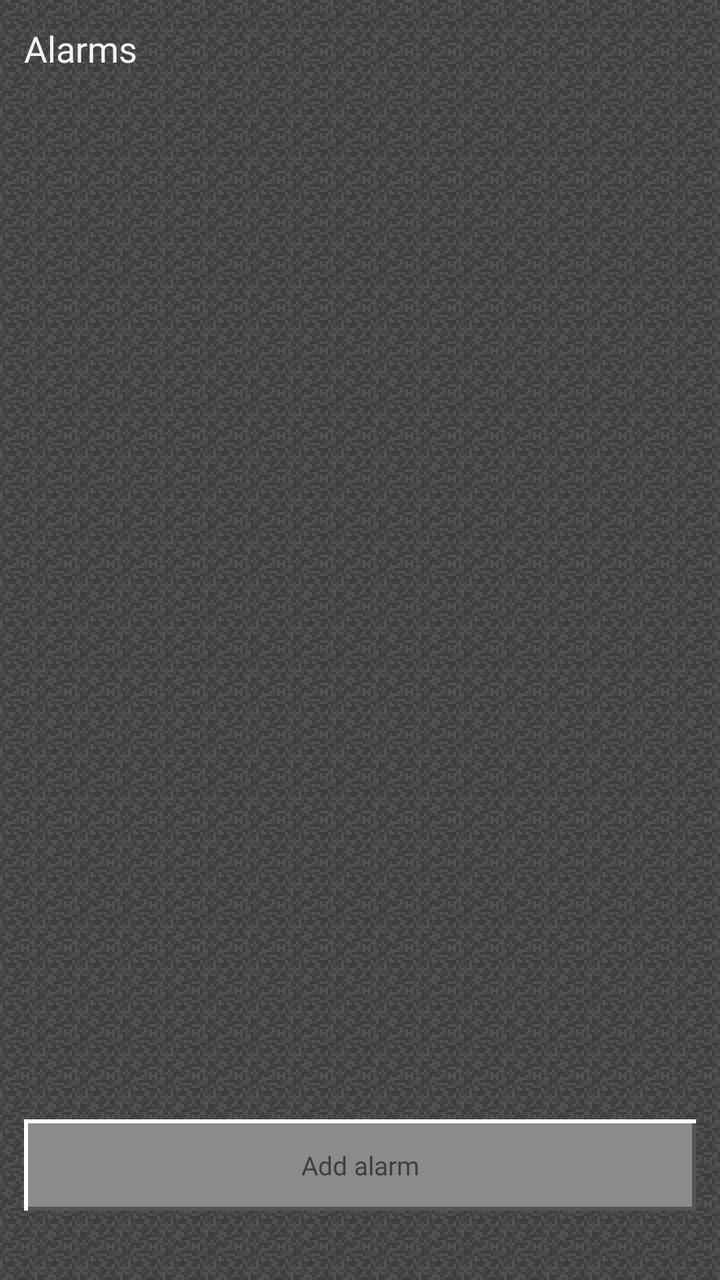
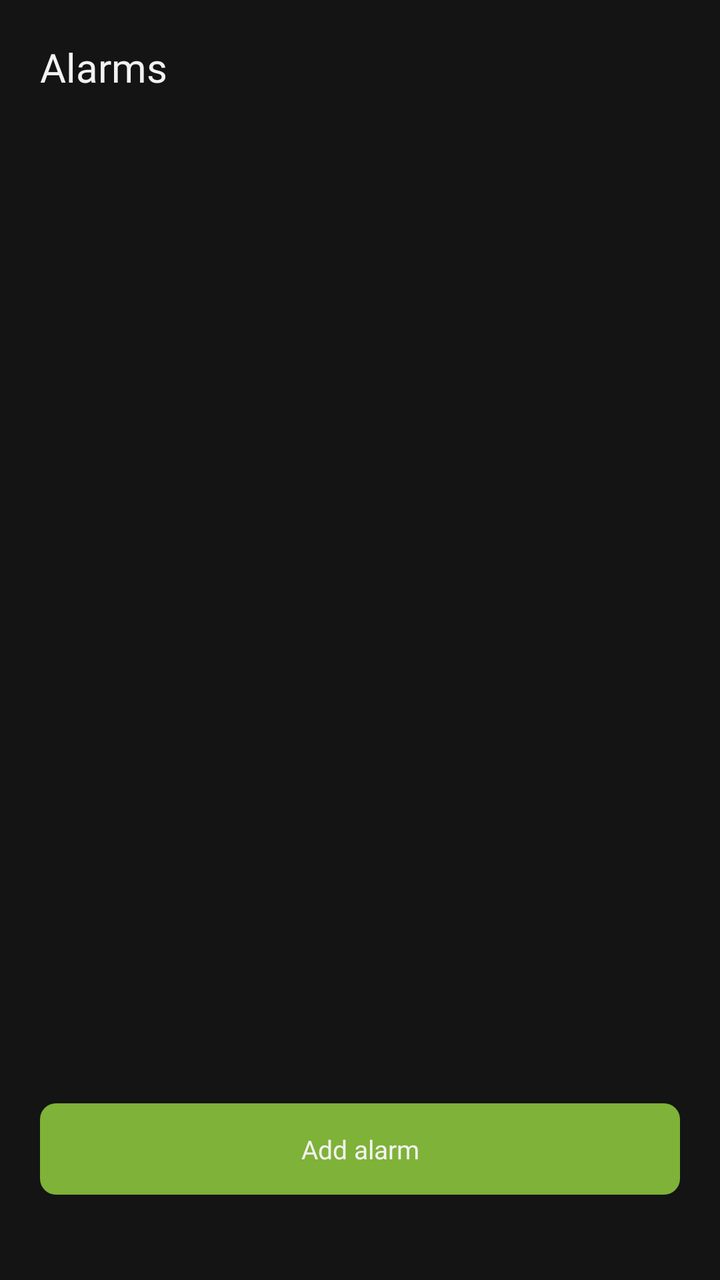

Two renders of the same Android screen: before a commit and after it. Below are the layout's source before the change and the commit's diff.
<!-- AndroidManifest.xml: application theme Theme.MCClock -->
<!-- res/layout/activity_alarms.xml -->
<?xml version="1.0" encoding="utf-8"?>
<LinearLayout xmlns:android="http://schemas.android.com/apk/res/android"
    android:layout_width="match_parent"
    android:layout_height="match_parent"
    android:background="@drawable/bg_stone"
    android:orientation="vertical"
    android:padding="12dp">

    <TextView
        android:layout_width="match_parent"
        android:layout_height="wrap_content"
        android:fontFamily="@font/silkscreen_bold"
        android:shadowColor="#CC000000"
        android:shadowDx="2"
        android:shadowDy="2"
        android:shadowRadius="0"
        android:text="Alarms"
        android:textColor="@color/app_text"
        android:textSize="18sp" />

    <ScrollView
        android:layout_width="match_parent"
        android:layout_height="0dp"
        android:layout_marginTop="12dp"
        android:layout_weight="1">

        <LinearLayout
            android:id="@+id/alarmsContainer"
            android:layout_width="match_parent"
            android:layout_height="wrap_content"
            android:orientation="vertical" />
    </ScrollView>

    <TextView
        android:id="@+id/addAlarmButton"
        android:layout_width="match_parent"
        android:layout_height="wrap_content"
        android:layout_marginTop="12dp"
        android:background="@drawable/mc_button"
        android:clickable="true"
        android:focusable="true"
        android:fontFamily="@font/silkscreen_bold"
        android:gravity="center"
        android:padding="14dp"
        android:text="Add alarm"
        android:textColor="@color/mc_text"
        android:textSize="13sp" />

    <TextView
        android:id="@+id/exactAlarmHint"
        android:layout_width="match_parent"
        android:layout_height="wrap_content"
        android:layout_marginTop="8dp"
        android:textColor="@color/app_text_dim"
        android:textSize="11sp" />
</LinearLayout>
<!-- resources referenced by this layout -->
<resources>
  <color name="app_text">#F2F2F2</color>
  <color name="app_text_dim">#A9A9A9</color>
  <color name="mc_text">#3F3F3F</color>
  <!-- drawable bg_stone (drawable) -->
  <?xml version="1.0" encoding="utf-8"?>
  <bitmap xmlns:android="http://schemas.android.com/apk/res/android"
      android:src="@drawable/bg_stone_tile"
      android:tileMode="repeat" />
  <!-- drawable mc_button (drawable) -->
  <?xml version="1.0" encoding="utf-8"?>
  <selector xmlns:android="http://schemas.android.com/apk/res/android">
  
      
      <item android:state_pressed="true">
          <layer-list>
              <item>
                  <shape android:shape="rectangle">
                      <solid android:color="@color/mc_panel_dark" />
                  </shape>
              </item>
              <item
                  android:bottom="0dp"
                  android:left="2dp"
                  android:right="0dp"
                  android:top="2dp">
                  <shape android:shape="rectangle">
                      <solid android:color="@color/mc_panel_light" />
                  </shape>
              </item>
              <item
                  android:bottom="2dp"
                  android:left="2dp"
                  android:right="2dp"
                  android:top="2dp">
                  <shape android:shape="rectangle">
                      <solid android:color="@color/mc_button_fill_pressed" />
                  </shape>
              </item>
          </layer-list>
      </item>
  
      
      <item>
          <layer-list>
              <item>
                  <shape android:shape="rectangle">
                      <solid android:color="@color/mc_panel_light" />
                  </shape>
              </item>
              <item
                  android:bottom="0dp"
                  android:left="2dp"
                  android:right="0dp"
                  android:top="2dp">
                  <shape android:shape="rectangle">
                      <solid android:color="@color/mc_panel_dark" />
                  </shape>
              </item>
              <item
                  android:bottom="2dp"
                  android:left="2dp"
                  android:right="2dp"
                  android:top="2dp">
                  <shape android:shape="rectangle">
                      <solid android:color="@color/mc_button_fill" />
                  </shape>
              </item>
          </layer-list>
      </item>
  
  </selector>
  <style name="Theme.MCClock" parent="Theme.AppCompat.NoActionBar">
          <item name="android:windowBackground">@drawable/bg_stone</item>
          <item name="android:statusBarColor">@color/app_bg_dark</item>
          <item name="android:navigationBarColor">@color/app_bg_dark</item>
          <item name="colorPrimary">@color/mc_panel_fill</item>
          <item name="colorPrimaryDark">@color/mc_panel_dark</item>
          <item name="colorAccent">#7FB238</item>
      </style>
  <!-- drawable bg_stone_tile: png bitmap (drawable-nodpi, 470 bytes) -->
  <color name="mc_panel_dark">#555555</color>
  <color name="mc_panel_light">#FFFFFF</color>
  <color name="mc_button_fill_pressed">#6E6E6E</color>
  <color name="mc_button_fill">#8B8B8B</color>
  <color name="app_bg_dark">#1E1E1E</color>
  <color name="mc_panel_fill">#C6C6C6</color>
</resources>

<!-- the commit's change to res/layout/activity_alarms.xml (unified diff, before → after) -->
@@ -2,9 +2,9 @@
 <LinearLayout xmlns:android="http://schemas.android.com/apk/res/android"
     android:layout_width="match_parent"
     android:layout_height="match_parent"
-    android:background="@drawable/bg_stone"
+    android:background="@color/app_bg"
     android:orientation="vertical"
-    android:padding="12dp">
+    android:padding="20dp">
 
     <TextView
         android:layout_width="match_parent"
@@ -16,12 +16,12 @@
         android:shadowRadius="0"
         android:text="Alarms"
         android:textColor="@color/app_text"
-        android:textSize="18sp" />
+        android:textSize="20sp" />
 
     <ScrollView
         android:layout_width="match_parent"
         android:layout_height="0dp"
-        android:layout_marginTop="12dp"
+        android:layout_marginTop="16dp"
         android:layout_weight="1">
 
         <LinearLayout
@@ -35,15 +35,15 @@
         android:id="@+id/addAlarmButton"
         android:layout_width="match_parent"
         android:layout_height="wrap_content"
-        android:layout_marginTop="12dp"
-        android:background="@drawable/mc_button"
+        android:layout_marginTop="16dp"
+        android:background="@drawable/mc_button_primary"
         android:clickable="true"
         android:focusable="true"
         android:fontFamily="@font/silkscreen_bold"
         android:gravity="center"
         android:padding="14dp"
         android:text="Add alarm"
-        android:textColor="@color/mc_text"
+        android:textColor="@color/app_text"
         android:textSize="13sp" />
 
     <TextView
<!-- resource entries referenced after the edit -->
@@ -1,90 +1,34 @@
 <!-- resources referenced by this layout -->
 <resources>
+  <color name="app_bg">#141414</color>
   <color name="app_text">#F2F2F2</color>
-  <color name="app_text_dim">#A9A9A9</color>
-  <color name="mc_text">#3F3F3F</color>
-  <!-- drawable bg_stone (drawable) -->
-  <?xml version="1.0" encoding="utf-8"?>
-  <bitmap xmlns:android="http://schemas.android.com/apk/res/android"
-      android:src="@drawable/bg_stone_tile"
-      android:tileMode="repeat" />
-  <!-- drawable mc_button (drawable) -->
+  <color name="app_text_dim">#7A7A7A</color>
+  <!-- drawable mc_button_primary (drawable) -->
   <?xml version="1.0" encoding="utf-8"?>
   <selector xmlns:android="http://schemas.android.com/apk/res/android">
-  
-      
       <item android:state_pressed="true">
-          <layer-list>
-              <item>
-                  <shape android:shape="rectangle">
-                      <solid android:color="@color/mc_panel_dark" />
-                  </shape>
-              </item>
-              <item
-                  android:bottom="0dp"
-                  android:left="2dp"
-                  android:right="0dp"
-                  android:top="2dp">
-                  <shape android:shape="rectangle">
-                      <solid android:color="@color/mc_panel_light" />
-                  </shape>
-              </item>
-              <item
-                  android:bottom="2dp"
-                  android:left="2dp"
-                  android:right="2dp"
-                  android:top="2dp">
-                  <shape android:shape="rectangle">
-                      <solid android:color="@color/mc_button_fill_pressed" />
-                  </shape>
-              </item>
-          </layer-list>
+          <shape android:shape="rectangle">
+              <solid android:color="@color/mc_green_pressed" />
+              <corners android:radius="8dp" />
+          </shape>
       </item>
-  
-      
       <item>
-          <layer-list>
-              <item>
-                  <shape android:shape="rectangle">
-                      <solid android:color="@color/mc_panel_light" />
-                  </shape>
-              </item>
-              <item
-                  android:bottom="0dp"
-                  android:left="2dp"
-                  android:right="0dp"
-                  android:top="2dp">
-                  <shape android:shape="rectangle">
-                      <solid android:color="@color/mc_panel_dark" />
-                  </shape>
-              </item>
-              <item
-                  android:bottom="2dp"
-                  android:left="2dp"
-                  android:right="2dp"
-                  android:top="2dp">
-                  <shape android:shape="rectangle">
-                      <solid android:color="@color/mc_button_fill" />
-                  </shape>
-              </item>
-          </layer-list>
+          <shape android:shape="rectangle">
+              <solid android:color="@color/mc_green" />
+              <corners android:radius="8dp" />
+          </shape>
       </item>
-  
   </selector>
   <style name="Theme.MCClock" parent="Theme.AppCompat.NoActionBar">
-          <item name="android:windowBackground">@drawable/bg_stone</item>
-          <item name="android:statusBarColor">@color/app_bg_dark</item>
-          <item name="android:navigationBarColor">@color/app_bg_dark</item>
-          <item name="colorPrimary">@color/mc_panel_fill</item>
-          <item name="colorPrimaryDark">@color/mc_panel_dark</item>
-          <item name="colorAccent">#7FB238</item>
+          <item name="android:windowBackground">@color/app_bg</item>
+          <item name="android:statusBarColor">@color/app_bg</item>
+          <item name="android:navigationBarColor">@color/app_bg</item>
+          <item name="colorPrimary">@color/mc_green</item>
+          <item name="colorPrimaryDark">@color/mc_green_dark</item>
+          <item name="colorAccent">@color/mc_green</item>
       </style>
-  <!-- drawable bg_stone_tile: png bitmap (drawable-nodpi, 470 bytes) -->
-  <color name="mc_panel_dark">#555555</color>
-  <color name="mc_panel_light">#FFFFFF</color>
-  <color name="mc_button_fill_pressed">#6E6E6E</color>
-  <color name="mc_button_fill">#8B8B8B</color>
-  <color name="app_bg_dark">#1E1E1E</color>
-  <color name="mc_panel_fill">#C6C6C6</color>
+  <color name="mc_green_pressed">#4A7028</color>
+  <color name="mc_green">#7FB238</color>
+  <color name="mc_green_dark">#5B8731</color>
 </resources>
 
